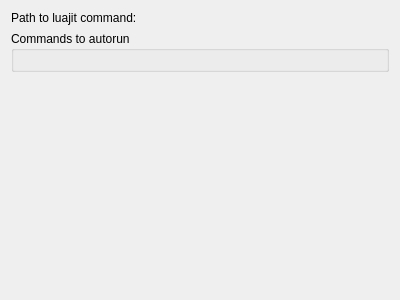
KDE/cantor, file src/backends/lua/settings.ui: the form before one commit.
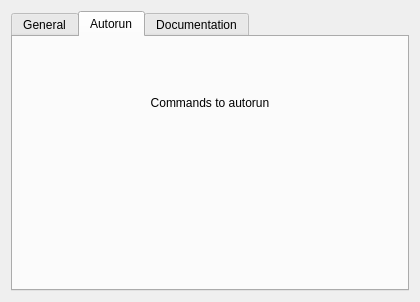
The form after the commit. The open tabs and pages were chosen to show the change. Custom widgets are drawn as their Qt base class.

Commit message: Redesigned the settings widget for Lua.

Patch:
```diff
--- a/src/backends/lua/settings.ui
+++ b/src/backends/lua/settings.ui
@@ -6,41 +6,32 @@
    <rect>
     <x>0</x>
     <y>0</y>
-    <width>400</width>
-    <height>300</height>
+    <width>420</width>
+    <height>302</height>
    </rect>
   </property>
-  <layout class="QVBoxLayout" name="verticalLayout">
+  <layout class="QVBoxLayout" name="verticalLayout_2">
    <item>
-    <layout class="QHBoxLayout" name="horizontalLayout">
-     <item>
+    <widget class="QTabWidget" name="tabWidget">
+     <property name="currentIndex">
+      <number>0</number>
+     </property>
+     <widget class="QWidget" name="tabGeneral">
+      <attribute name="title">
+       <string>General</string>
+      </attribute>
+      <layout class="QGridLayout" name="gridLayout">
+       <item row="0" column="0">
       <widget class="QLabel" name="label">
        <property name="text">
-        <string>Path to luajit command:</string>
+          <string>Path to luajit:</string>
        </property>
       </widget>
      </item>
-     <item>
+       <item row="0" column="1">
       <widget class="KUrlRequester" name="kcfg_Path"/>
      </item>
-    </layout>
-   </item>
-   <item>
-    <widget class="QGroupBox" name="groupBox">
-     <property name="toolTip">
-      <string>This autorun commands, which will run on start new worksheet. They can be useful for loading needed modules, changing environment, etc.</string>
-     </property>
-     <property name="title">
-      <string>Commands to autorun</string>
-     </property>
-     <layout class="QVBoxLayout" name="verticalLayoutScripts">
-      <item>
-       <widget class="KEditListWidget" name="kcfg_autorunScripts" native="true"/>
-      </item>
-     </layout>
-    </widget>
-   </item>
-   <item>
+       <item row="1" column="0">
     <spacer name="verticalSpacer">
      <property name="orientation">
       <enum>Qt::Vertical</enum>
@@ -55,10 +46,39 @@
    </item>
   </layout>
  </widget>
+     <widget class="QWidget" name="tabAutorun">
+      <attribute name="title">
+       <string>Autorun</string>
+      </attribute>
+      <layout class="QVBoxLayout" name="verticalLayout">
+       <item>
+        <widget class="QLabel" name="lAutorun">
+         <property name="text">
+          <string>Commands to autorun</string>
+         </property>
+         <property name="alignment">
+          <set>Qt::AlignCenter</set>
+         </property>
+        </widget>
+       </item>
+       <item>
+        <widget class="KEditListWidget" name="kcfg_autorunScripts"/>
+       </item>
+      </layout>
+     </widget>
+     <widget class="QWidget" name="tabDocumentation">
+      <attribute name="title">
+       <string>Documentation</string>
+      </attribute>
+     </widget>
+    </widget>
+   </item>
+  </layout>
+ </widget>
  <customwidgets>
   <customwidget>
    <class>KUrlRequester</class>
-   <extends>QFrame</extends>
+   <extends>QWidget</extends>
    <header>kurlrequester.h</header>
    <container>1</container>
   </customwidget>
```
Lines whose indentation alone changed are shown as unchanged. The commit also changes 2 other files.
